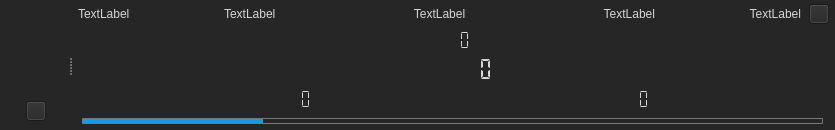
Above: LEO_sniffy/GUI/widgetdisplay.ui from jirik09/Sniffy before the change. Below: the same form after it.
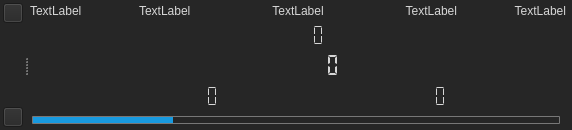
That is the form after the change. Icons and pictures are not drawn.

Commit message: history graph added

Diff of the .ui file:
```diff
--- a/LEO_sniffy/GUI/widgetdisplay.ui
+++ b/LEO_sniffy/GUI/widgetdisplay.ui
@@ -9,12 +9,12 @@
    <rect>
     <x>0</x>
     <y>0</y>
-    <width>835</width>
+    <width>572</width>
     <height>130</height>
    </rect>
   </property>
   <property name="sizePolicy">
-   <sizepolicy hsizetype="Expanding" vsizetype="Expanding">
+   <sizepolicy hsizetype="Expanding" vsizetype="Ignored">
     <horstretch>3</horstretch>
     <verstretch>0</verstretch>
    </sizepolicy>
@@ -56,6 +56,102 @@
    <property name="bottomMargin">
     <number>0</number>
    </property>
+   <item>
+    <widget class="QWidget" name="horizontalWidget_menu" native="true">
+     <property name="sizePolicy">
+      <sizepolicy hsizetype="Fixed" vsizetype="Expanding">
+       <horstretch>0</horstretch>
+       <verstretch>0</verstretch>
+      </sizepolicy>
+     </property>
+     <layout class="QVBoxLayout" name="verticalLayout_2">
+      <property name="spacing">
+       <number>4</number>
+      </property>
+      <property name="leftMargin">
+       <number>3</number>
+      </property>
+      <property name="topMargin">
+       <number>3</number>
+      </property>
+      <property name="rightMargin">
+       <number>0</number>
+      </property>
+      <property name="bottomMargin">
+       <number>3</number>
+      </property>
+      <item>
+       <widget class="QPushButton" name="pushButton_history">
+        <property name="sizePolicy">
+         <sizepolicy hsizetype="Preferred" vsizetype="Preferred">
+          <horstretch>0</horstretch>
+          <verstretch>0</verstretch>
+         </sizepolicy>
+        </property>
+        <property name="minimumSize">
+         <size>
+          <width>0</width>
+          <height>0</height>
+         </size>
+        </property>
+        <property name="maximumSize">
+         <size>
+          <width>20</width>
+          <height>20</height>
+         </size>
+        </property>
+        <property name="styleSheet">
+         <string notr="true">QPushButton{image: url(:/graphics/graphics/icon_history_off.png);}QPushButton:hover{background-color: rgb(71, 76, 94);}</string>
+        </property>
+        <property name="text">
+         <string/>
+        </property>
+        <property name="iconSize">
+         <size>
+          <width>19</width>
+          <height>19</height>
+         </size>
+        </property>
+       </widget>
+      </item>
+      <item>
+       <spacer name="verticalSpacer">
+        <property name="orientation">
+         <enum>Qt::Vertical</enum>
+        </property>
+        <property name="sizeHint" stdset="0">
+         <size>
+          <width>20</width>
+          <height>40</height>
+         </size>
+        </property>
+       </spacer>
+      </item>
+      <item>
+       <widget class="QPushButton" name="pushButton_undock">
+        <property name="maximumSize">
+         <size>
+          <width>20</width>
+          <height>20</height>
+         </size>
+        </property>
+        <property name="styleSheet">
+         <string notr="true">QPushButton{image: url(:/graphics/graphics/unDock.png);}QPushButton:hover{background-color: rgb(71, 76, 94);}</string>
+        </property>
+        <property name="text">
+         <string/>
+        </property>
+        <property name="iconSize">
+         <size>
+          <width>19</width>
+          <height>19</height>
+         </size>
+        </property>
+       </widget>
+      </item>
+     </layout>
+    </widget>
+   </item>
    <item>
     <widget class="QSplitter" name="splitter">
      <property name="sizePolicy">
@@ -78,7 +174,7 @@
      </property>
      <widget class="QWidget" name="verticalWidget_history" native="true">
       <property name="sizePolicy">
-       <sizepolicy hsizetype="Expanding" vsizetype="Expanding">
+       <sizepolicy hsizetype="Ignored" vsizetype="Expanding">
         <horstretch>0</horstretch>
         <verstretch>0</verstretch>
        </sizepolicy>
@@ -89,28 +185,31 @@
         <height>0</height>
        </size>
       </property>
-      <layout class="QVBoxLayout" name="verticalLayout_2">
+      <layout class="QVBoxLayout" name="verticalWidget_history_2">
+       <property name="spacing">
+        <number>0</number>
+       </property>
        <property name="leftMargin">
-        <number>6</number>
+        <number>0</number>
        </property>
        <property name="topMargin">
-        <number>5</number>
+        <number>0</number>
        </property>
        <property name="rightMargin">
-        <number>6</number>
+        <number>0</number>
        </property>
        <property name="bottomMargin">
-        <number>5</number>
+        <number>0</number>
        </property>
        <item>
-        <widget class="QWidget" name="verticalWidget_graph" native="true">
+        <widget class="QWidget" name="horizontalWidget_graph" native="true">
          <property name="sizePolicy">
           <sizepolicy hsizetype="Expanding" vsizetype="Expanding">
            <horstretch>0</horstretch>
            <verstretch>0</verstretch>
           </sizepolicy>
          </property>
-         <layout class="QVBoxLayout" name="verticalLayout_graph">
+         <layout class="QHBoxLayout" name="horizontalWidget_graph_2">
           <property name="spacing">
            <number>0</number>
           </property>
@@ -129,55 +228,6 @@
          </layout>
         </widget>
        </item>
-       <item>
-        <widget class="QWidget" name="verticalWidget_menu" native="true">
-         <property name="sizePolicy">
-          <sizepolicy hsizetype="Expanding" vsizetype="Fixed">
-           <horstretch>0</horstretch>
-           <verstretch>0</verstretch>
-          </sizepolicy>
-         </property>
-         <layout class="QHBoxLayout" name="verticalWidget_menu_2">
-          <property name="spacing">
-           <number>4</number>
-          </property>
-          <property name="leftMargin">
-           <number>6</number>
-          </property>
-          <property name="topMargin">
-           <number>7</number>
-          </property>
-          <property name="rightMargin">
-           <number>0</number>
-          </property>
-          <property name="bottomMargin">
-           <number>4</number>
-          </property>
-          <item>
-           <widget class="QPushButton" name="pushButton_undock">
-            <property name="maximumSize">
-             <size>
-              <width>20</width>
-              <height>20</height>
-             </size>
-            </property>
-            <property name="styleSheet">
-             <string notr="true">QPushButton{image: url(:/graphics/graphics/unDock.png);}QPushButton:hover{background-color: rgb(71, 76, 94);}</string>
-            </property>
-            <property name="text">
-             <string/>
-            </property>
-            <property name="iconSize">
-             <size>
-              <width>19</width>
-              <height>19</height>
-             </size>
-            </property>
-           </widget>
-          </item>
-         </layout>
-        </widget>
-       </item>
       </layout>
      </widget>
      <widget class="QWidget" name="verticalWidget_display" native="true">
@@ -231,7 +281,7 @@
            <number>8</number>
           </property>
           <property name="leftMargin">
-           <number>6</number>
+           <number>2</number>
           </property>
           <property name="topMargin">
            <number>2</number>
@@ -352,40 +402,6 @@
             </property>
            </widget>
           </item>
-          <item>
-           <widget class="QPushButton" name="pushButton_history">
-            <property name="sizePolicy">
-             <sizepolicy hsizetype="Preferred" vsizetype="Preferred">
-              <horstretch>0</horstretch>
-              <verstretch>0</verstretch>
-             </sizepolicy>
-            </property>
-            <property name="minimumSize">
-             <size>
-              <width>0</width>
-              <height>0</height>
-             </size>
-            </property>
-            <property name="maximumSize">
-             <size>
-              <width>20</width>
-              <height>20</height>
-             </size>
-            </property>
-            <property name="styleSheet">
-             <string notr="true">QPushButton{image: url(:/graphics/graphics/icon_history_off.png);}QPushButton:hover{background-color: rgb(71, 76, 94);}</string>
-            </property>
-            <property name="text">
-             <string/>
-            </property>
-            <property name="iconSize">
-             <size>
-              <width>19</width>
-              <height>19</height>
-             </size>
-            </property>
-           </widget>
-          </item>
          </layout>
         </widget>
        </item>
@@ -794,7 +810,7 @@
            <number>0</number>
           </property>
           <property name="leftMargin">
-           <number>10</number>
+           <number>4</number>
           </property>
           <property name="topMargin">
            <number>4</number>
```
The commit also changes 11 other files.
